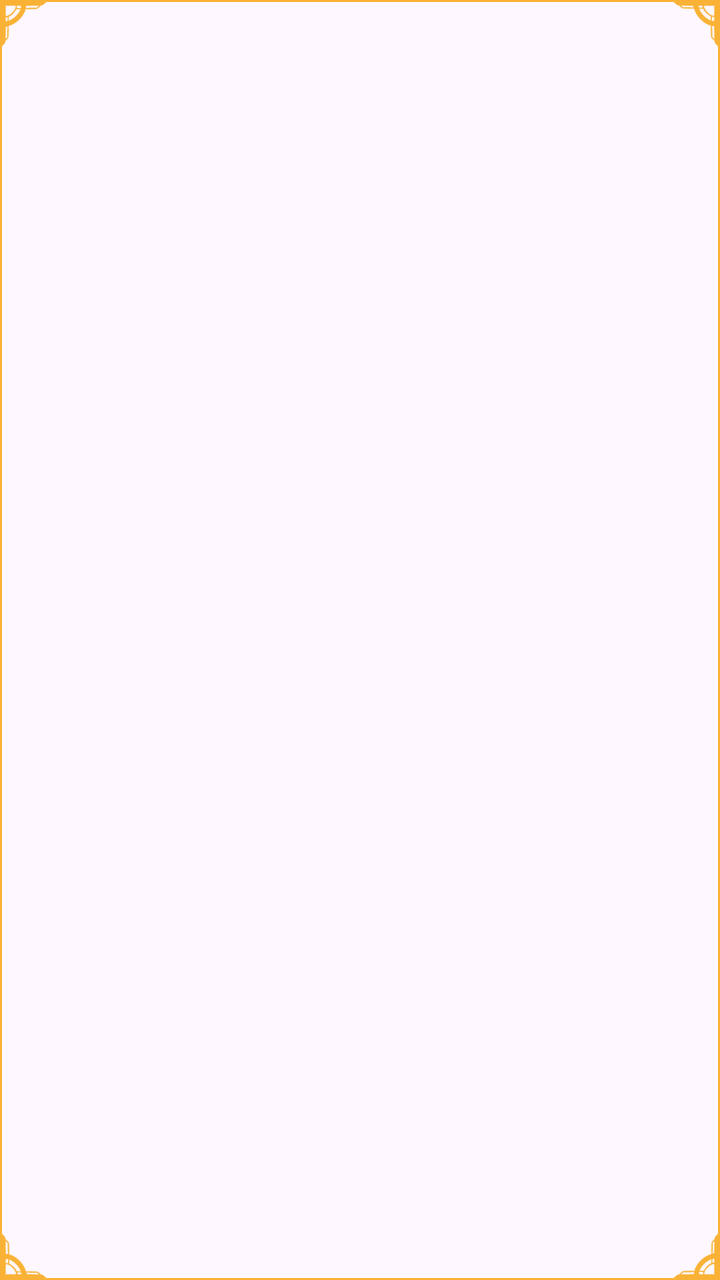
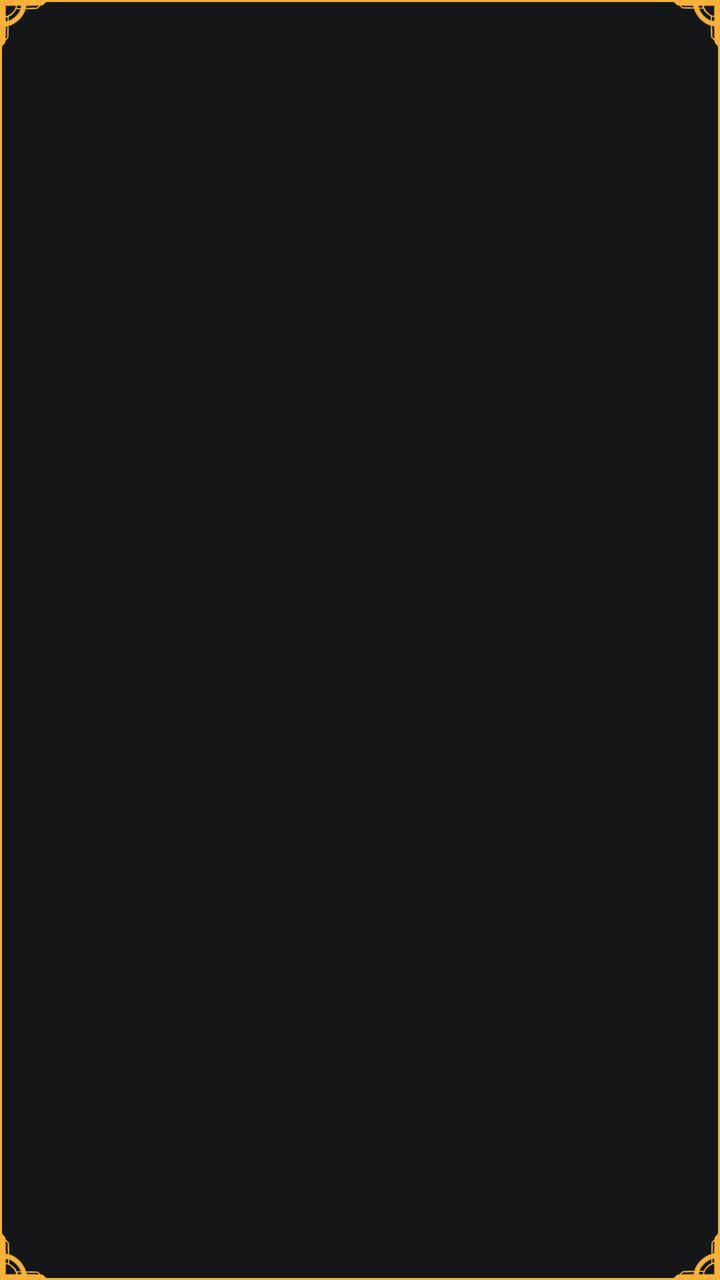

Screens rendered from an Android XML layout before and after an edit, with the pre-edit source and the edit as a unified diff.
<!-- AndroidManifest.xml: application theme Theme.LeadersAndroidApp -->
<!-- res/layout/view_ornate_frame.xml -->
<?xml version="1.0" encoding="utf-8"?>
<androidx.constraintlayout.widget.ConstraintLayout xmlns:android="http://schemas.android.com/apk/res/android"
    xmlns:app="http://schemas.android.com/apk/res-auto"
    android:id="@+id/clyBg_vwOrnateFrame"
    android:layout_width="match_parent"
    android:layout_height="match_parent"
    android:background="@drawable/rect_stroke"
    android:backgroundTint="@color/app_golden"
    android:backgroundTintMode="multiply">

    <ImageView
        android:id="@+id/imvCornerBg1_vwOrnateFrame"
        android:layout_width="@dimen/ornate_corner_size"
        android:layout_height="@dimen/ornate_corner_size"
        android:clickable="false"
        android:importantForAccessibility="no"
        android:rotation="90"
        android:visibility="visible"
        app:layout_constraintBottom_toBottomOf="parent"
        app:layout_constraintEnd_toEndOf="parent"
        app:layout_constraintHorizontal_bias="0.0"
        app:layout_constraintStart_toStartOf="parent"
        app:layout_constraintTop_toTopOf="parent"
        app:layout_constraintVertical_bias="0.0"
        app:srcCompat="@drawable/ornate_corner" />

    <ImageView
        android:id="@+id/imvCornerBg2_vwOrnateFrame"
        android:layout_width="@dimen/ornate_corner_size"
        android:layout_height="@dimen/ornate_corner_size"
        android:clickable="false"
        android:importantForAccessibility="no"
        android:rotation="180"
        android:visibility="visible"
        app:layout_constraintBottom_toBottomOf="parent"
        app:layout_constraintEnd_toEndOf="parent"
        app:layout_constraintHorizontal_bias="1.0"
        app:layout_constraintStart_toStartOf="parent"
        app:layout_constraintTop_toTopOf="parent"
        app:layout_constraintVertical_bias="0.0"
        app:srcCompat="@drawable/ornate_corner" />

    <ImageView
        android:id="@+id/imvCornerBg3_vwOrnateFrame"
        android:layout_width="@dimen/ornate_corner_size"
        android:layout_height="@dimen/ornate_corner_size"
        android:clickable="false"
        android:importantForAccessibility="no"
        android:visibility="visible"
        app:layout_constraintBottom_toBottomOf="parent"
        app:layout_constraintEnd_toEndOf="parent"
        app:layout_constraintHorizontal_bias="0.0"
        app:layout_constraintStart_toStartOf="parent"
        app:layout_constraintTop_toTopOf="parent"
        app:layout_constraintVertical_bias="1.0"
        app:srcCompat="@drawable/ornate_corner" />

    <ImageView
        android:id="@+id/imvCornerBg4_vwOrnateFrame"
        android:layout_width="@dimen/ornate_corner_size"
        android:layout_height="@dimen/ornate_corner_size"
        android:clickable="false"
        android:importantForAccessibility="no"
        android:rotation="270"
        android:visibility="visible"
        app:layout_constraintBottom_toBottomOf="parent"
        app:layout_constraintEnd_toEndOf="parent"
        app:layout_constraintHorizontal_bias="1.0"
        app:layout_constraintStart_toStartOf="parent"
        app:layout_constraintTop_toTopOf="parent"
        app:layout_constraintVertical_bias="1.0"
        app:srcCompat="@drawable/ornate_corner" />

</androidx.constraintlayout.widget.ConstraintLayout>
<!-- resources referenced by this layout -->
<resources>
  <color name="app_golden">#F9B235</color>
  <dimen name="ornate_corner_size">24dp</dimen>
  <!-- drawable ornate_corner: png bitmap (drawable, 4856 bytes) -->
  <!-- drawable rect_stroke (drawable) -->
  <?xml version="1.0" encoding="utf-8"?>
  <shape xmlns:android="http://schemas.android.com/apk/res/android">
      <stroke android:color="@color/white" android:width="1dp"/>
      <solid android:color="@color/transparent"/>
  </shape>
  <style name="Theme.LeadersAndroidApp" parent="Base.Theme.LeadersAndroidApp" />
  <color name="white">#FFFFFFFF</color>
  <color name="transparent">#00000000</color>
  <style name="Base.Theme.LeadersAndroidApp" parent="Theme.Material3.DayNight.NoActionBar">
          <item name="android:statusBarColor">@color/black</item>
          <item name="android:navigationBarColor">@color/black</item>
          <item name="android:colorControlHighlight">@color/ripple_effect</item>
      </style>
  <color name="black">#FF000000</color>
  <color name="ripple_effect">#77FFFFFF</color>
</resources>

<!-- the commit's change to res/layout/view_ornate_frame.xml (unified diff, before → after) -->
@@ -1,12 +1,9 @@
 <?xml version="1.0" encoding="utf-8"?>
 <androidx.constraintlayout.widget.ConstraintLayout xmlns:android="http://schemas.android.com/apk/res/android"
     xmlns:app="http://schemas.android.com/apk/res-auto"
-    android:id="@+id/clyBg_vwOrnateFrame"
     android:layout_width="match_parent"
     android:layout_height="match_parent"
-    android:background="@drawable/rect_stroke"
-    android:backgroundTint="@color/app_golden"
-    android:backgroundTintMode="multiply">
+    android:background="@color/darker_background">
 
     <ImageView
         android:id="@+id/imvCornerBg1_vwOrnateFrame"
@@ -71,4 +68,16 @@
         app:layout_constraintVertical_bias="1.0"
         app:srcCompat="@drawable/ornate_corner" />
 
+    <ImageView
+        android:id="@+id/imvRectLines_vwOrnateFrame"
+        android:layout_width="match_parent"
+        android:layout_height="match_parent"
+        android:tintMode="multiply"
+        app:layout_constraintBottom_toBottomOf="parent"
+        app:layout_constraintEnd_toEndOf="parent"
+        app:layout_constraintStart_toStartOf="parent"
+        app:layout_constraintTop_toTopOf="parent"
+        app:srcCompat="@drawable/rect_stroke"
+        app:tint="@color/app_golden" />
+
 </androidx.constraintlayout.widget.ConstraintLayout>
<!-- resource entries referenced after the edit -->
@@ -1,6 +1,7 @@
 <!-- resources referenced by this layout -->
 <resources>
   <color name="app_golden">#F9B235</color>
+  <color name="darker_background">#141618</color>
   <dimen name="ornate_corner_size">24dp</dimen>
   <!-- drawable ornate_corner: png bitmap (drawable, 4856 bytes) -->
   <!-- drawable rect_stroke (drawable) -->
